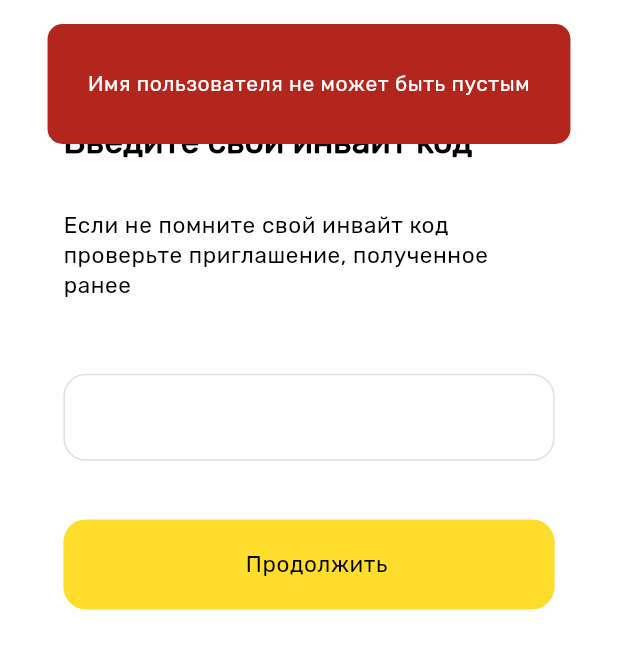
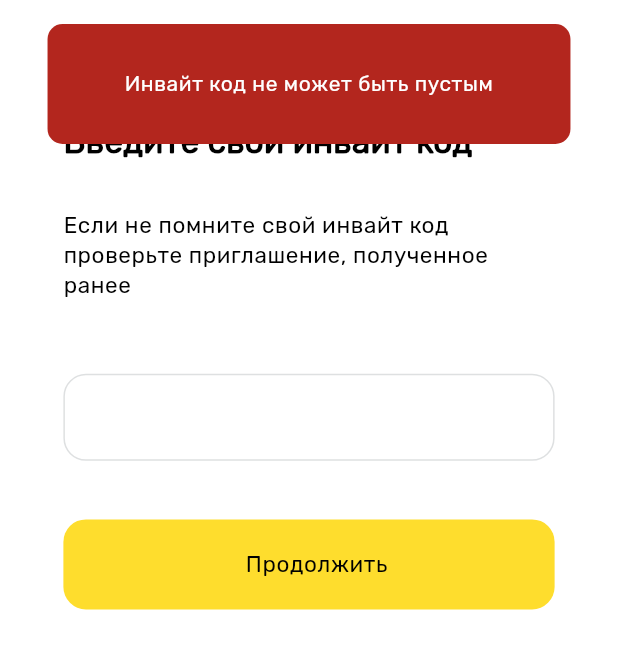
Before and after one commit to Development-AppBroseph/fcc_mobile_app, a Flutter app: the UnauthenticatedInvitePage screen opened by its route, after a tap on "Продолжить", on a phone screen of 412 x 824 dp. Shown: the top 649 px of the screen. Run offline on Flutter 3.47's test engine with Material 3 defaults, Android fonts, the phone set to English and light mode, and no system bars; drawn by our look-alikes of keyboard_dismisser, top_snackbar_flutter; our stand-ins replace auto_animated, auto_size_text, awesome_dialog, bloc, cached_network_image, confetti and 29 more; missing offline and left inert: dart:ffi, flutter_inappwebview, share_extend; accounts and stored records are empty; network calls fail; project files that could hold a hidden picture were left out.

Commit message:
invite code

```diff
--- a/lib/features/auth/presentation/pages/unauthenticated_invite.dart
+++ b/lib/features/auth/presentation/pages/unauthenticated_invite.dart
@@ -86,7 +86,7 @@ class _UnauthenticatedInvitePageState extends State<UnauthenticatedInvitePage> {
                       if (controller.text == '') {
                         ApplicationSnackBar.showErrorSnackBar(
                           context,
-                          'Имя пользователя не может быть пустым',
+                          'Инвайт код не может быть пустым',
                           0.9,
                           const EdgeInsets.symmetric(horizontal: 15),
                           3,
```
